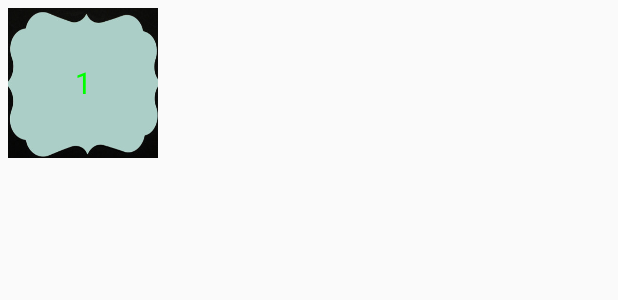
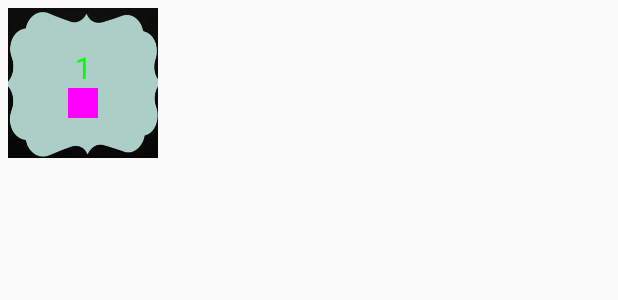
Before and after one commit to nayan5565/UpdatedGame, an Android app: the layout row_image.xml on its own in the app's theme, with its tools: preview values and no code run, on a phone screen of 412 x 824 dp. Shown: the top 300 px of the screen. Run offline under Robolectric (Android 15) with nearby library versions, the light colour scheme and no system bars.

Commit message:
little changed UI

```diff
--- a/app/src/main/res/layout/open_activity.xml
+++ b/app/src/main/res/layout/open_activity.xml
@@ -32,7 +32,7 @@
                 android:layout_width="wrap_content"
                 android:layout_height="wrap_content"
                 android:text="Dino Matching"
-                android:textColor="#038ef0"
+                android:textColor="#f0f"
                 android:textSize="40sp"
                 android:textStyle="italic" />
 
--- a/app/src/main/res/layout/row_image.xml
+++ b/app/src/main/res/layout/row_image.xml
@@ -4,25 +4,23 @@
     android:layout_height="100dp"
     android:background="@drawable/level3_bg_image"
     android:layout_margin="5dp"
+    android:gravity="center"
     android:orientation="vertical">
 
    <TextView
        android:id="@+id/txtLevel"
        android:layout_width="match_parent"
-       android:layout_height="match_parent"
+       android:layout_height="wrap_content"
        android:gravity="center"
        android:textColor="#0f0"
        android:textSize="20dp"
        android:text="1"/>
 
-   <!--<TextView-->
-       android:id="@+id/txtLevelPoint"
-       android:layout_width="match_parent"
-       android:layout_height="match_parent"
-       android:gravity="center"
-       android:textColor="#f00"
-       android:textSize="20dp"
-       android:text="point"/>
+  <ImageView
+      android:id="@+id/imgStar"
+      android:layout_width="20dp"
+      android:layout_height="20dp"
+      android:background="#f0f"/>
 
 
 </LinearLayout>
```
Also changed, not shown: app/src/main/java/com/example/nayan/game3/activity/OpenActivity.java (+10 -14 lines), app/src/main/java/com/example/nayan/game3/adapter/LevelAdapter.java (+12 -2 lines), app/src/main/res/drawable-mdpi/star.png (added), app/src/main/res/drawable-mdpi/star2.jpg (added), app/src/main/res/drawable-mdpi/star_icon.jpg (added).
